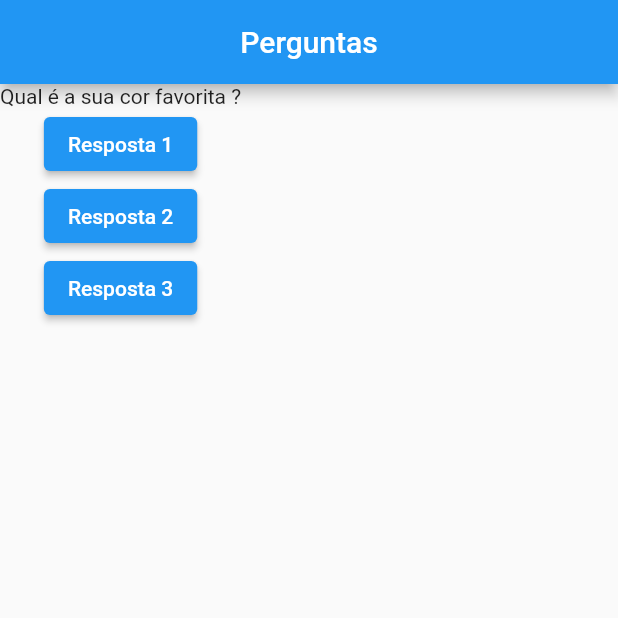
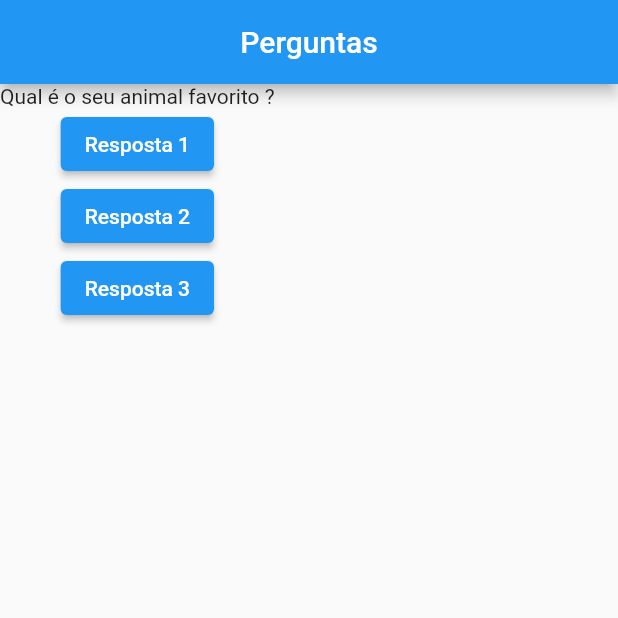
Before and after one commit to 9reis/quiz__flutter, a Flutter app: the screen it shows after launch, after a tap on "Resposta 2", on a phone screen of 412 x 824 dp, the top half of it. Run offline on Flutter 3.47's test engine with Material 2 defaults, Android fonts, the light colour scheme and no system bars.

Commit message:
Variaveis em StatelessWidget

```diff
--- a/lib/main.dart
+++ b/lib/main.dart
@@ -3,6 +3,8 @@ import 'package:flutter/material.dart';
 main() => runApp(PerguntaApp());
 
 class PerguntaApp extends StatelessWidget {
+  var perguntaSelecionada = 1;
+
   Widget build(BuildContext context) {
     final perguntas = [
       'Qual é a sua cor favorita ?',
@@ -19,20 +21,18 @@ class PerguntaApp extends StatelessWidget {
         body: Column(
           children: [
             // Pega a primeira pergunta / perguntas[0]
-            Text(perguntas.elementAt(0)),
+            Text(perguntas[perguntaSelecionada]),
             ElevatedButton(
               child: Text('Resposta 1'),
               onPressed: responder,
             ),
             ElevatedButton(
               child: Text('Resposta 2'),
-              onPressed: () {
-                print('Resposta 2 sendo selecionada');
-              },
+              onPressed: responder,
             ),
             ElevatedButton(
               child: Text('Resposta 3'),
-              onPressed: () => print('Resposta 3 sendo selecionada '),
+              onPressed: responder,
             ),
           ],
         ),
@@ -41,6 +41,7 @@ class PerguntaApp extends StatelessWidget {
   }
 
   void responder() {
+    perguntaSelecionada++;
     print('Resposta 1 sendo selecionada');
   }
 }
```
